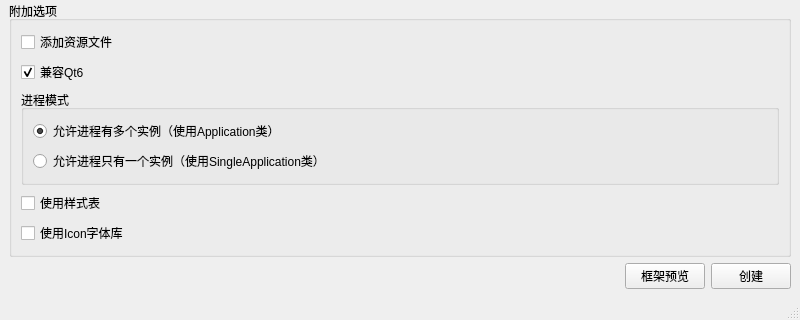
Qt form src/mainwindow.ui (LeoLei8060/QtRapidCore) before a commit; both pictures show x 0 to 800 and y 280 to 600 of the 800 by 600 pixel window.
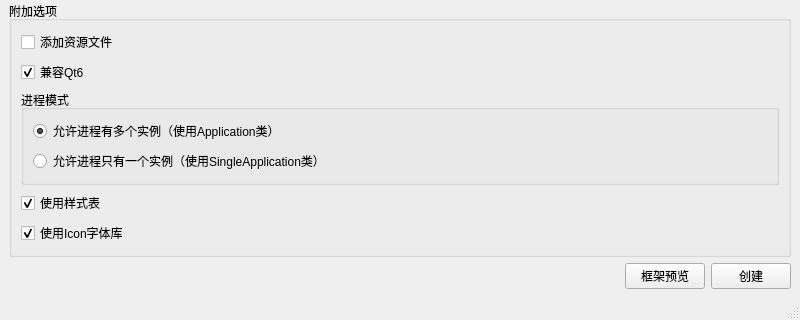
The same form after that commit.

Commit message: 取消qml模块，优化SingleApplication

```diff
--- a/src/mainwindow.ui
+++ b/src/mainwindow.ui
@@ -200,6 +200,9 @@
          <property name="text">
           <string>使用样式表</string>
          </property>
+         <property name="checked">
+          <bool>true</bool>
+         </property>
         </widget>
        </item>
        <item>
@@ -207,6 +210,9 @@
          <property name="text">
           <string>使用Icon字体库</string>
          </property>
+         <property name="checked">
+          <bool>true</bool>
+         </property>
         </widget>
        </item>
       </layout>
```
Left out of the diff: 7 changed lines with no effect on the pictures. The commit also changes 2 other files.
